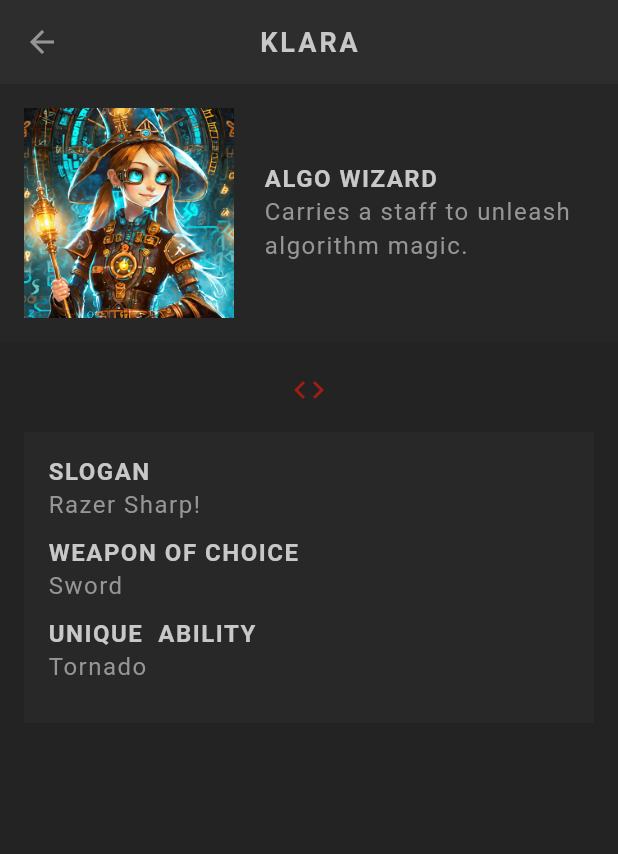
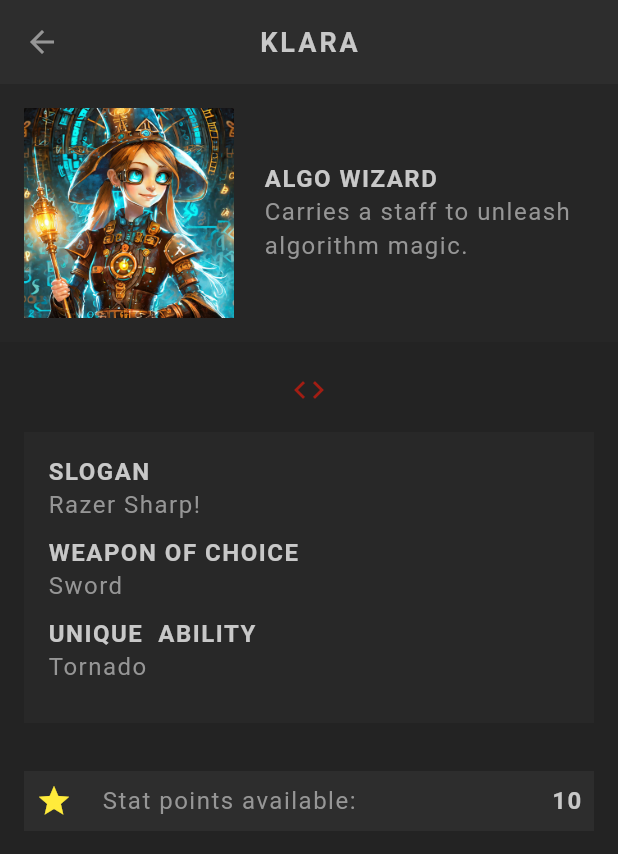
Before and after one commit to arnabict/RoleRoster, a Flutter app: the screen it shows after launch, after a tap on the "arrow forward" icon, on a phone screen of 412 x 824 dp. Shown: the top 854 px of the screen. Run offline on Flutter 3.47's test engine with Material 3 defaults, Android fonts, the phone set to English and light mode, and no system bars; our stand-ins replace google_fonts; Roboto replaces fonts that are missing (Kanit).

Commit message:
feat: stats table skeleton

```diff
--- a/lib/screens/profile/profile.dart
+++ b/lib/screens/profile/profile.dart
@@ -1,5 +1,6 @@
 import 'package:flutter/material.dart';
 import 'package:model_rpg/models/character.dart';
+import 'package:model_rpg/screens/profile/stats_table.dart';
 import 'package:model_rpg/shared/styled_text.dart';
 import 'package:model_rpg/theme.dart';
 
@@ -62,6 +63,10 @@ class Profile extends StatelessWidget {
                 ),
               ),
             ),
+            Container(
+              alignment: Alignment.center,
+              child: Column(children: [StatsTable(character)]),
+            ),
           ],
         ),
       ),
--- /dev/null
+++ b/lib/screens/profile/stats_table.dart
@@ -0,0 +1,44 @@
+import 'package:flutter/material.dart';
+import 'package:model_rpg/models/character.dart';
+import 'package:model_rpg/shared/styled_text.dart';
+import 'package:model_rpg/theme.dart';
+
+class StatsTable extends StatefulWidget {
+  const StatsTable(this.character, {super.key});
+
+  final Character character;
+
+  @override
+  State<StatsTable> createState() => _StatsTableState();
+}
+
+class _StatsTableState extends State<StatsTable> {
+  @override
+  Widget build(BuildContext context) {
+    return Padding(
+      padding: EdgeInsetsGeometry.all(16),
+      child: Column(
+        children: [
+          Container(
+            color: AppColors.secondaryColor,
+            padding: EdgeInsets.all(8),
+            child: Row(
+              children: [
+                Icon(
+                  Icons.star,
+                  color: widget.character.points > 0
+                      ? Colors.yellow
+                      : Colors.grey,
+                ),
+                SizedBox(width: 20),
+                StyledText("Stat points available: "),
+                Expanded(child: SizedBox(width: 20)),
+                StyledHeading(widget.character.points.toString()),
+              ],
+            ),
+          ),
+        ],
+      ),
+    );
+  }
+}
```
